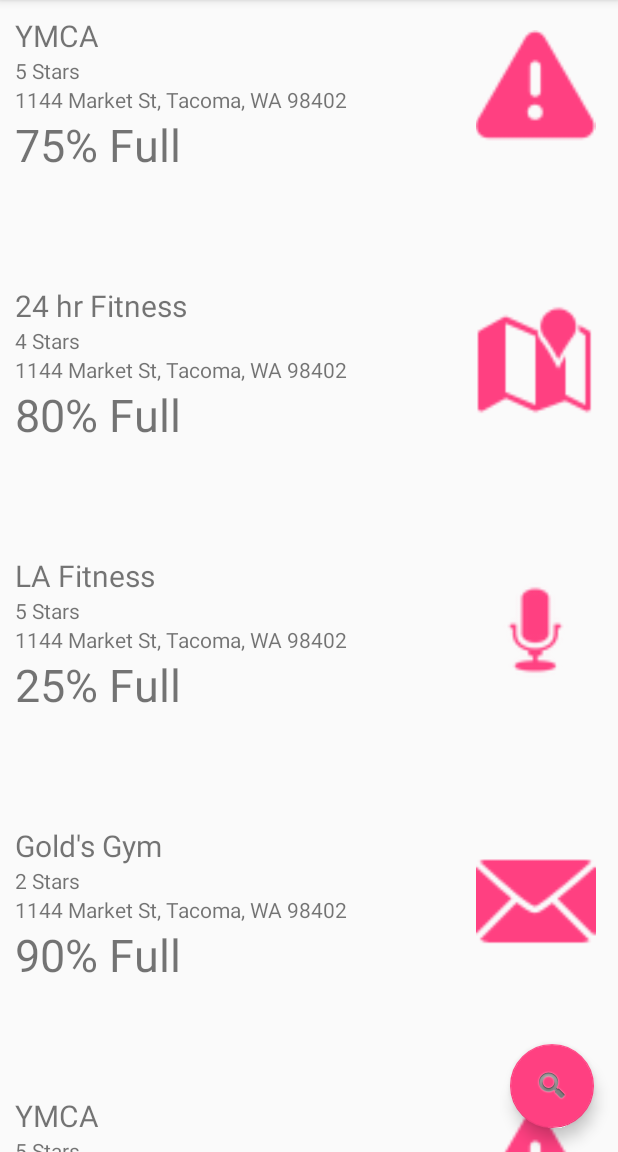
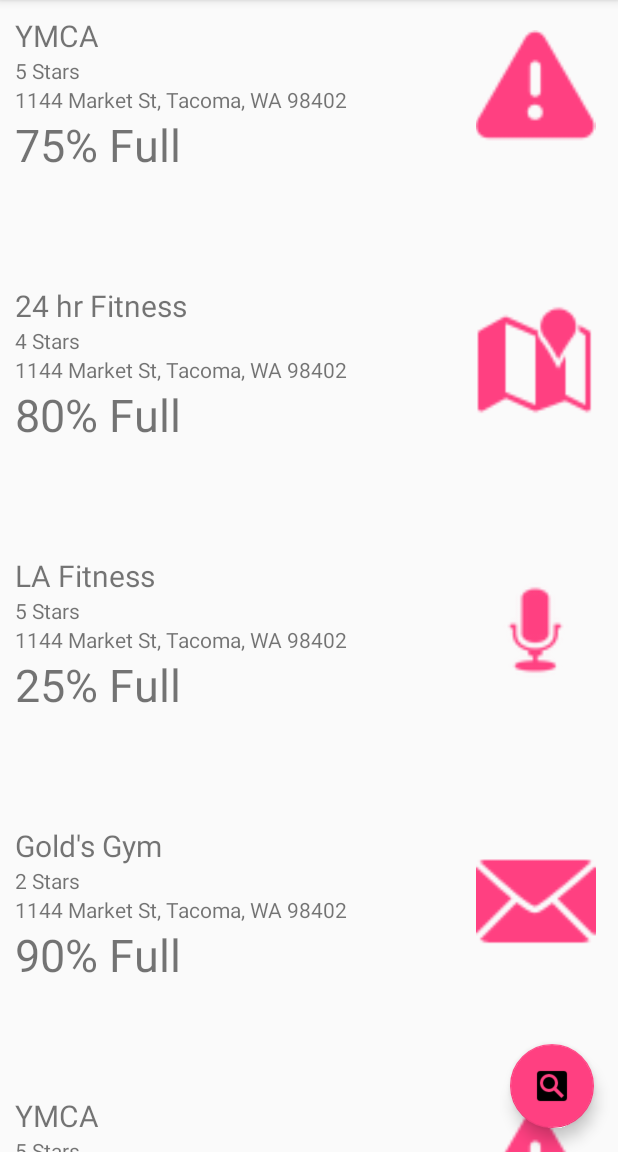
Before and after one commit to jamesh21/GymWatch, an Android app: the screen it shows after launch (HomeActivity), on a phone screen of 412 x 824 dp, the part 84-1236 px from its top. Run offline under Robolectric (Android 15) with nearby library versions, the phone set to English and light mode, and no system bars.

Commit message:
Add icons

```diff
--- a/app/src/main/res/layout/app_bar_home.xml
+++ b/app/src/main/res/layout/app_bar_home.xml
@@ -36,6 +36,6 @@
         android:layout_height="wrap_content"
         android:layout_gravity="bottom|end"
         android:layout_margin="@dimen/fab_margin"
-        app:srcCompat="@android:drawable/ic_search_category_default" />
+        app:srcCompat="@drawable/ic_custom_search" />
 
 </android.support.design.widget.CoordinatorLayout>
--- a/app/src/main/res/menu/activity_home_drawer.xml
+++ b/app/src/main/res/menu/activity_home_drawer.xml
@@ -4,11 +4,11 @@
     <group android:checkableBehavior="single">
         <item
             android:id="@+id/nav_gyms"
-            android:icon="@drawable/ic_menu_camera"
+            android:icon="@drawable/ic_custom_watch"
             android:title="My Gyms" />
         <item
             android:id="@+id/nav_setting"
-            android:icon="@drawable/ic_menu_gallery"
+            android:icon="@drawable/ic_custom_setting"
             android:title="Settings" />
     </group>
 
```
Also changed, not shown: app/src/main/res/drawable/ic_custom_search.png (added), app/src/main/res/drawable/ic_custom_setting.png (added), app/src/main/res/drawable/ic_custom_watch.png (added).
